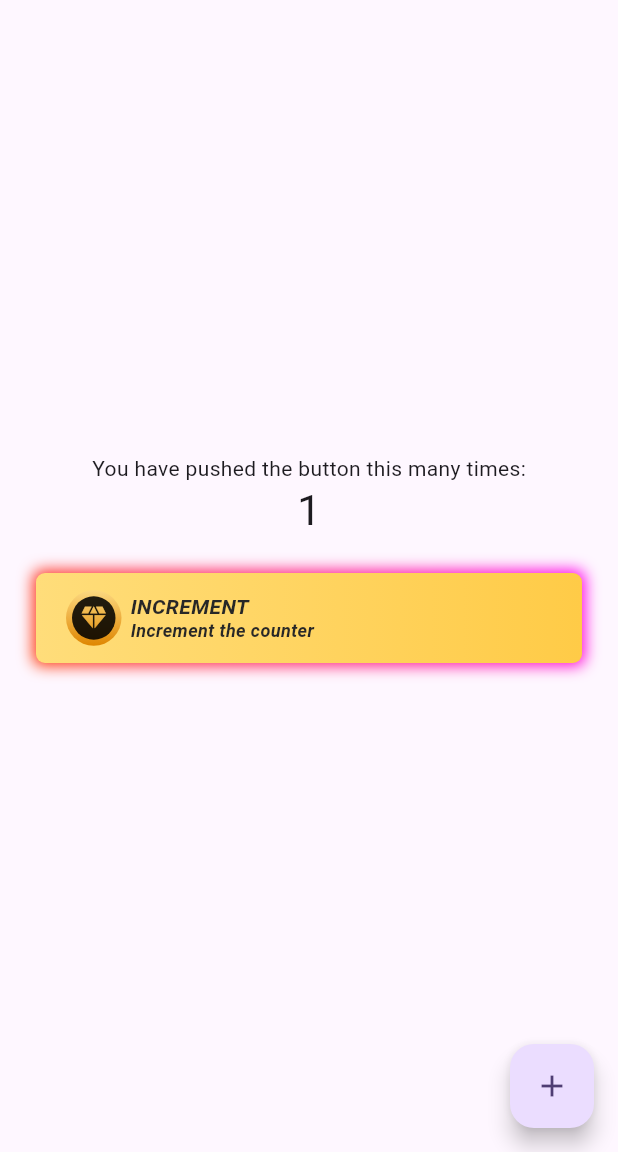
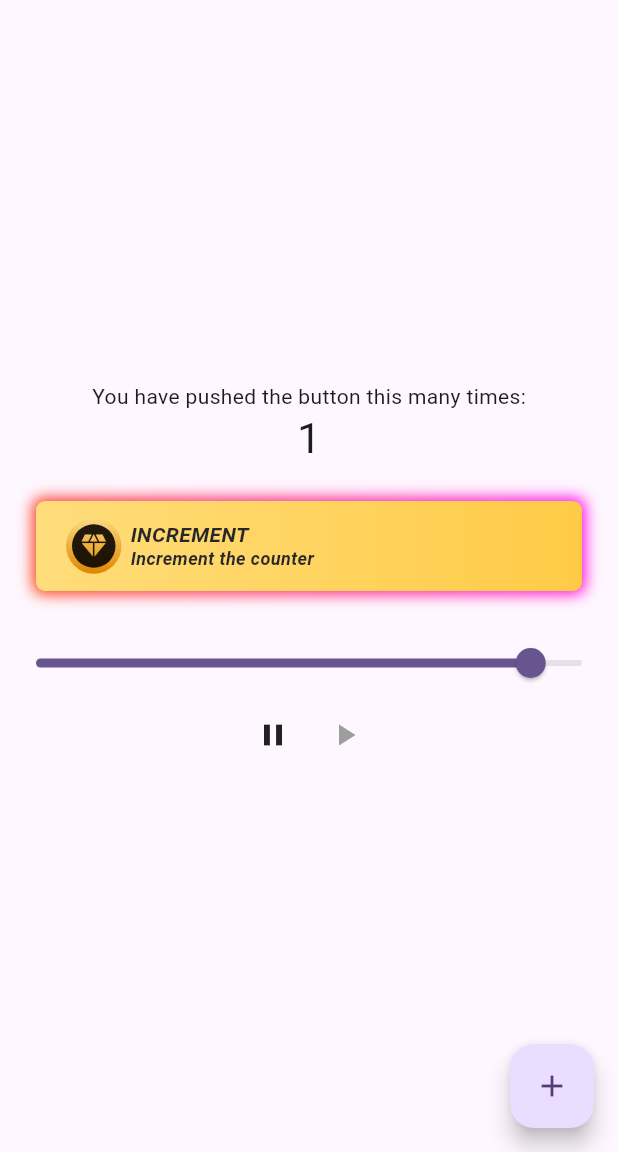
Before and after one commit to Code-Cats-Mel/fancy_button, a Flutter app: the screen it shows after launch, after a tap on "INCREMENT", on a phone screen of 412 x 824 dp, the part 84-1236 px from its top. Run offline on Flutter 3.47's test engine with Material 3 defaults, Android fonts, the phone set to English and light mode, and no system bars.

```diff
--- a/example/lib/main.dart
+++ b/example/lib/main.dart
@@ -33,6 +33,8 @@ class MyHomePage extends StatefulWidget {
 
 class _MyHomePageState extends State<MyHomePage> {
   int _counter = 0;
+  double _progress = 0;
+  bool autoPlay = true;
 
   void _incrementCounter() {
     setState(() {
@@ -62,15 +64,64 @@ class _MyHomePageState extends State<MyHomePage> {
               padding: const EdgeInsets.all(24.0),
               child: SizedBox(
                   height: 60,
-                  child: FancyButton('INCREMENT',
-                      icon: const SizedBox(
-                        width: 37,
-                        height: 37,
-                        child: FancyIcon(),
+                  child: FancyButton(
+                    'INCREMENT',
+                    icon: SizedBox(
+                      width: 37,
+                      height: 37,
+                      child: FancyIcon(
+                        progress: autoPlay ? null : _progress,
                       ),
-                      subtitleText: 'Increment the counter',
-                      onTap: _incrementCounter)),
-            )
+                    ),
+                    subtitleText: 'Increment the counter',
+                    onTap: _incrementCounter,
+                    progress: autoPlay ? null : _progress,
+                    progressCallback: (progress) {
+                      if (autoPlay) {
+                        setState(() {
+                          _progress = progress;
+                        });
+                      }
+                    },
+                  )),
+            ),
+            Slider(
+              value: _progress,
+              onChanged: (value) {
+                setState(() {
+                  _progress = value;
+                });
+              },
+            ),
+            Row(
+              mainAxisAlignment: MainAxisAlignment.center,
+              children: [
+                IconButton(
+                  icon: Icon(
+                    Icons.pause,
+                    color: !autoPlay ? Colors.grey : Colors.black87,
+                  ),
+                  onPressed: () {
+                    setState(() {
+                      autoPlay = false;
+                    });
+                  },
+                ),
+                IconButton(
+                  icon: Icon(
+                    Icons.play_arrow,
+                    color: autoPlay ? Colors.grey : Colors.black87,
+                  ),
+                  onPressed: () {
+                    setState(() {
+                      setState(() {
+                        autoPlay = true;
+                      });
+                    });
+                  },
+                ),
+              ],
+            ),
           ],
         ),
       ),
--- a/lib/fancy_button.dart
+++ b/lib/fancy_button.dart
@@ -12,6 +12,8 @@ class FancyButton extends StatefulWidget {
   final String titleText;
   final String? subtitleText;
   final Widget? icon;
+  final double? progress;
+  final void Function(double progress)? progressCallback;
 
   final BorderRadius borderRadius;
 
@@ -22,6 +24,8 @@ class FancyButton extends StatefulWidget {
     this.subtitleText,
     this.icon,
     this.borderRadius = const BorderRadius.all(Radius.circular(6)),
+    this.progress,
+    this.progressCallback,
   });
 
   @override
@@ -30,22 +34,41 @@ class FancyButton extends StatefulWidget {
 
 class _FancyButtonState extends State<FancyButton>
     with TickerProviderStateMixin {
-  late Animation<double> _animation;
-  late AnimationController _animationController;
+  late AnimationController _animationController =
+      AnimationController(duration: const Duration(seconds: 10), vsync: this);
 
   @override
   void initState() {
     super.initState();
-
     _animationController =
         AnimationController(duration: const Duration(seconds: 10), vsync: this);
 
-    _animation = Tween<double>(begin: 0, end: 1).animate(CurvedAnimation(
-      parent: _animationController,
-      curve: Curves.linear,
-    ));
+    _checkProgress();
+  }
 
+  void _updateProgress() {
+    setState(() {});
+    widget.progressCallback?.call(_animationController.value);
+  }
+
+  @override
+  void didUpdateWidget(FancyButton oldWidget) {
+    super.didUpdateWidget(oldWidget);
+
+    _checkProgress();
+  }
+
+  void _checkProgress() {
+    if (widget.progress != null) {
+      _animationController.stop();
+      _animationController.removeListener(_updateProgress);
+      setState(() {
+        _animationController.value = widget.progress!;
+      });
+    } else if (widget.progress == null && !_animationController.isAnimating) {
+      _animationController.addListener(_updateProgress);
       _animationController.repeat(reverse: true);
+    }
   }
 
   @override
@@ -56,31 +79,26 @@ class _FancyButtonState extends State<FancyButton>
 
   @override
   Widget build(BuildContext context) {
+    final progress = _animationController.value;
+
     return GestureDetector(
       onTap: widget.onTap,
       child: Stack(
         children: [
-          AnimatedBuilder(
-              animation: _animation,
-              builder: (context, child) {
-                return LinearGradientView(
+          LinearGradientView(
             borderRadius: widget.borderRadius,
             blurRadius: 8,
             spreadRadius: 2,
-                  gradientRotation: _animation.value * 3.14 * 2,
+            gradientRotation: progress * 3.14 * 2,
             gradientStops: {
               0.0: const Color(0xFFFF3D00),
               1.0: const Color(0xFFFF00F5),
             },
-                );
-              }),
-          AnimatedBuilder(
-              animation: _animation,
-              builder: (context, child) {
-                return LinearGradientView(
+          ),
+          LinearGradientView(
             borderRadius: widget.borderRadius,
             gradientScaleX: 14,
-                  gradientOffsetX: (_animation.value) * (1.0 - 1 / 14.0),
+            gradientOffsetX: progress * (1.0 - 1 / 14.0),
             gradientStops: {
               0.0 / 6.0: const Color(0xFFFFB404),
               1.0 / 6.0: const Color(0xFFFFDF80),
@@ -90,8 +108,7 @@ class _FancyButtonState extends State<FancyButton>
               5.0 / 6.0: const Color(0xFFFFDF80),
               6.0 / 6.0: const Color(0xFFFFB508),
             },
-                );
-              }),
+          ),
           Padding(
             padding: const EdgeInsets.symmetric(horizontal: 20),
             child: Row(
@@ -101,10 +118,7 @@ class _FancyButtonState extends State<FancyButton>
                   const SizedBox(width: 6),
                 ],
                 Expanded(
-                  child: AnimatedBuilder(
-                      animation: _animation,
-                      builder: (context, child) {
-                        return LinearGradientText(
+                  child: LinearGradientText(
                     widget.titleText,
                     subtitleText: widget.subtitleText,
                     gradientStops: {
@@ -116,10 +130,8 @@ class _FancyButtonState extends State<FancyButton>
                       5.0 / 5.0: const Color(0xFF272727),
                     },
                     gradientScaleX: 14.0,
-                          gradientOffsetX:
-                              (_animation.value) * (1.0 - 1 / 14.0),
-                        );
-                      }),
+                    gradientOffsetX: progress * (1.0 - 1 / 14.0),
+                  ),
                 ),
               ],
             ),
--- a/lib/fancy_icon.dart
+++ b/lib/fancy_icon.dart
@@ -3,14 +3,15 @@ library fancy_button;
 import 'package:flutter/material.dart';
 
 class FancyIcon extends StatefulWidget {
-  const FancyIcon({super.key});
+  final double? progress;
+
+  const FancyIcon({super.key, this.progress});
 
   @override
   State<FancyIcon> createState() => _FancyIconState();
 }
 
 class _FancyIconState extends State<FancyIcon> with TickerProviderStateMixin {
-  late Animation<double> _animation;
   late AnimationController _animationController;
 
   @override
@@ -20,12 +21,22 @@ class _FancyIconState extends State<FancyIcon> with TickerProviderStateMixin {
     _animationController =
         AnimationController(duration: const Duration(seconds: 10), vsync: this);
 
-    _animation = Tween<double>(begin: 0, end: 1).animate(CurvedAnimation(
-      parent: _animationController,
-      curve: Curves.linear,
-    ));
+    _checkProgress();
+  }
 
-    _animationController.repeat(reverse: true);
+  @override
+  void didUpdateWidget(FancyIcon oldWidget) {
+    super.didUpdateWidget(oldWidget);
+
+    _checkProgress();
+  }
+
+  void _checkProgress() {
+    if (widget.progress != null) {
+      _animationController.value = widget.progress!;
+    } else if (widget.progress == null && !_animationController.isAnimating) {
+      _animationController.repeat(reverse: true);
+    }
   }
 
   @override
@@ -50,11 +61,12 @@ class _FancyIconState extends State<FancyIcon> with TickerProviderStateMixin {
       fit: StackFit.expand,
       children: [
         AnimatedBuilder(
-            animation: _animation,
+            animation: _animationController,
             builder: (context, _) {
               return Shimmer(
-                slidePercent: (_animation.value < 0.1 || _animation.value > 0.9)
-                    ? (_animation.value * 10) % 1.0
+                slidePercent: (_animationController.value < 0.1 ||
+                        _animationController.value > 0.9)
+                    ? (_animationController.value * 10) % 1.0
                     : 0,
                 child: Container(
                   decoration: const BoxDecoration(
```
Lines whose indentation alone changed are shown as unchanged.
